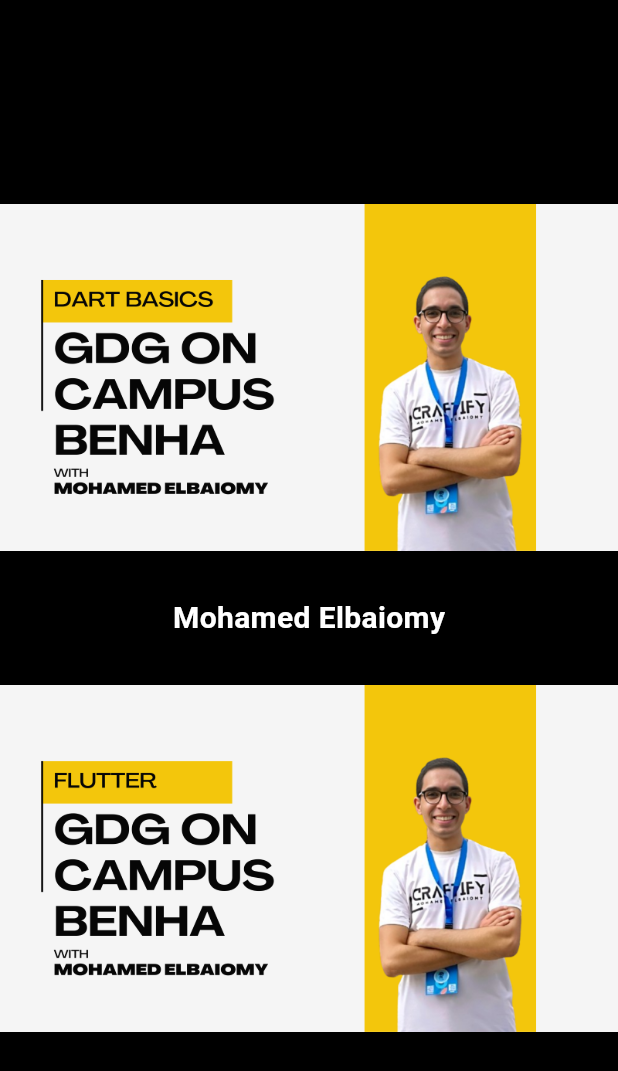
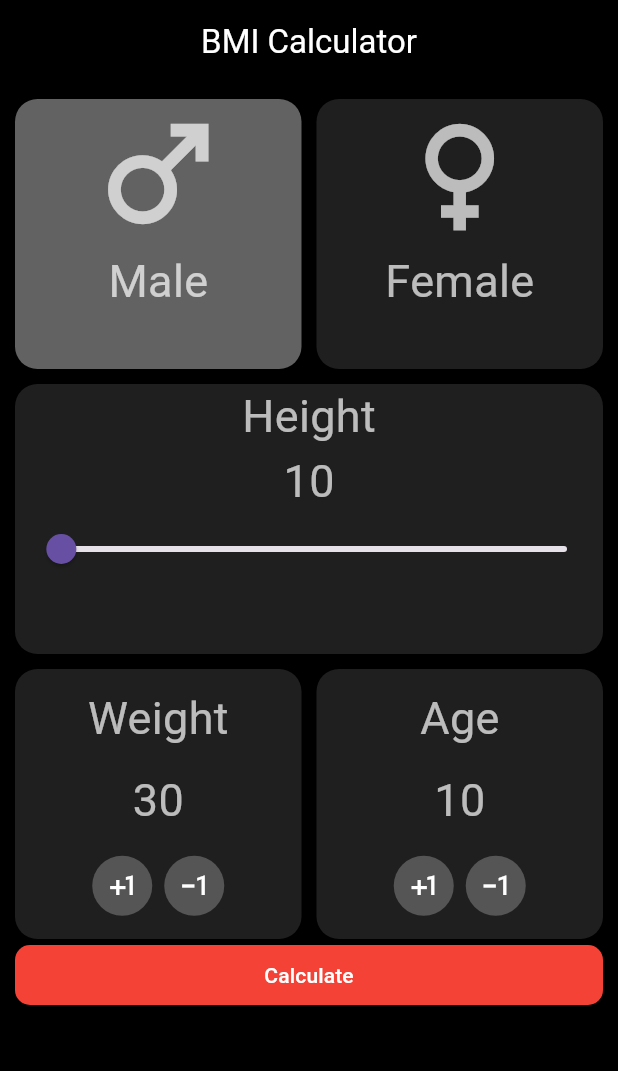
Before and after one commit to mohamedelbaiomy/awesome-flutter-apps, a Flutter app: the screen it shows after launch, on a phone screen of 412 x 824 dp. Shown: the top 1071 px of the screen. Run offline on Flutter 3.47's test engine with Material 3 defaults, Android fonts, the phone set to English and light mode, and no system bars; our stand-ins replace get.

Commit message:
add bmi calculator

```diff
--- /dev/null
+++ b/lib/home_screen.dart
@@ -0,0 +1,299 @@
+import 'dart:math';
+
+import 'package:bmi_body_mass_index_calculator/result_screen.dart';
+import 'package:flutter/material.dart';
+import 'package:get/get.dart';
+
+enum Gender {
+  male,
+  female,
+}
+
+class HomeScreen extends StatefulWidget {
+  const HomeScreen({super.key});
+
+  @override
+  State<HomeScreen> createState() => _HomeScreenState();
+}
+
+class _HomeScreenState extends State<HomeScreen> {
+  Gender person = Gender.male;
+  double height = 10;
+  int weight = 30;
+  int age = 10;
+  @override
+  Widget build(BuildContext context) {
+    return Scaffold(
+      backgroundColor: Colors.black,
+      appBar: AppBar(
+        backgroundColor: Colors.black,
+        title: const Text(
+          "BMI Calculator",
+          style: TextStyle(
+            color: Colors.white,
+          ),
+        ),
+        centerTitle: true,
+      ),
+      body: Center(
+        child: Padding(
+          padding: const EdgeInsets.all(10),
+          child: Column(
+            children: [
+              Row(
+                children: [
+                  Expanded(
+                    child: GestureDetector(
+                      onTap: () {
+                        setState(() {
+                          person = Gender.male;
+                        });
+                      },
+                      child: Container(
+                        height: 180,
+                        decoration: BoxDecoration(
+                          borderRadius: BorderRadius.circular(15),
+                          color: person == Gender.male
+                              ? Colors.white38
+                              : Colors.white12,
+                        ),
+                        child: const Column(
+                          children: [
+                            Icon(
+                              Icons.male,
+                              size: 100,
+                              color: Colors.white70,
+                            ),
+                            Text(
+                              "Male",
+                              style: TextStyle(
+                                color: Colors.white70,
+                                fontSize: 30,
+                              ),
+                            )
+                          ],
+                        ),
+                      ),
+                    ),
+                  ),
+                  const SizedBox(width: 10),
+                  Expanded(
+                    child: GestureDetector(
+                      onTap: () {
+                        setState(() {
+                          person = Gender.female;
+                        });
+                      },
+                      child: Container(
+                        height: 180,
+                        decoration: BoxDecoration(
+                          borderRadius: BorderRadius.circular(15),
+                          color: person == Gender.female
+                              ? Colors.white38
+                              : Colors.white12,
+                        ),
+                        child: const Column(
+                          children: [
+                            Icon(
+                              Icons.female,
+                              size: 100,
+                              color: Colors.white70,
+                            ),
+                            Text(
+                              "Female",
+                              style: TextStyle(
+                                color: Colors.white70,
+                                fontSize: 30,
+                              ),
+                            )
+                          ],
+                        ),
+                      ),
+                    ),
+                  ),
+                ],
+              ),
+              Container(
+                height: 180,
+                width: double.infinity,
+                margin: const EdgeInsets.only(top: 10, bottom: 10),
+                alignment: Alignment.center,
+                decoration: BoxDecoration(
+                  borderRadius: BorderRadius.circular(15),
+                  color: Colors.white12,
+                ),
+                child: Column(
+                  children: [
+                    const Text(
+                      "Height",
+                      style: TextStyle(
+                        color: Colors.white70,
+                        fontSize: 30,
+                      ),
+                    ),
+                    Text(
+                      "${height.toInt()}",
+                      style: const TextStyle(
+                        color: Colors.white70,
+                        fontSize: 30,
+                      ),
+                    ),
+                    Slider(
+                      value: height,
+                      min: 0,
+                      max: 500,
+                      onChanged: (value) {
+                        setState(() {
+                          height = value;
+                        });
+                      },
+                    ),
+                  ],
+                ),
+              ),
+              Row(
+                children: [
+                  Expanded(
+                    child: Container(
+                      height: 180,
+                      decoration: BoxDecoration(
+                        borderRadius: BorderRadius.circular(15),
+                        color: Colors.white12,
+                      ),
+                      child: Column(
+                        mainAxisAlignment: MainAxisAlignment.spaceEvenly,
+                        children: [
+                          const Text(
+                            "Weight",
+                            style: TextStyle(
+                              color: Colors.white70,
+                              fontSize: 30,
+                            ),
+                          ),
+                          Text(
+                            "$weight",
+                            style: const TextStyle(
+                              color: Colors.white70,
+                              fontSize: 30,
+                            ),
+                          ),
+                          Row(
+                            mainAxisAlignment: MainAxisAlignment.center,
+                            children: [
+                              IconButton(
+                                onPressed: () {
+                                  setState(() {
+                                    weight++;
+                                  });
+                                },
+                                style: IconButton.styleFrom(
+                                  backgroundColor: Colors.white24,
+                                  foregroundColor: Colors.white,
+                                ),
+                                icon: const Icon(Icons.plus_one),
+                              ),
+                              IconButton(
+                                onPressed: () {
+                                  setState(() {
+                                    weight--;
+                                  });
+                                },
+                                style: IconButton.styleFrom(
+                                  backgroundColor: Colors.white24,
+                                  foregroundColor: Colors.white,
+                                ),
+                                icon: const Icon(Icons.exposure_minus_1),
+                              ),
+                            ],
+                          ),
+                        ],
+                      ),
+                    ),
+                  ),
+                  const SizedBox(width: 10),
+                  Expanded(
+                    child: Container(
+                      height: 180,
+                      decoration: BoxDecoration(
+                        borderRadius: BorderRadius.circular(15),
+                        color: Colors.white12,
+                      ),
+                      child: Column(
+                        mainAxisAlignment: MainAxisAlignment.spaceEvenly,
+                        children: [
+                          const Text(
+                            "Age",
+                            style: TextStyle(
+                              color: Colors.white70,
+                              fontSize: 30,
+                            ),
+                          ),
+                          Text(
+                            "$age",
+                            style: const TextStyle(
+                              color: Colors.white70,
+                              fontSize: 30,
+                            ),
+                          ),
+                          Row(
+                            mainAxisAlignment: MainAxisAlignment.center,
+                            children: [
+                              IconButton(
+                                onPressed: () {
+                                  setState(() {
+                                    age++;
+                                  });
+                                },
+                                style: IconButton.styleFrom(
+                                  backgroundColor: Colors.white24,
+                                  foregroundColor: Colors.white,
+                                ),
+                                icon: const Icon(Icons.plus_one),
+                              ),
+                              IconButton(
+                                onPressed: () {
+                                  setState(() {
+                                    age--;
+                                  });
+                                },
+                                style: IconButton.styleFrom(
+                                  backgroundColor: Colors.white24,
+                                  foregroundColor: Colors.white,
+                                ),
+                                icon: const Icon(Icons.exposure_minus_1),
+                              ),
+                            ],
+                          ),
+                        ],
+                      ),
+                    ),
+                  ),
+                ],
+              ),
+              ElevatedButton(
+                onPressed: () {
+                  double result = weight / pow(height / 100, 2);
+                  Get.to(
+                    ResultScreen(result: result),
+                    transition: Transition.rightToLeftWithFade,
+                  );
+                },
+                style: ElevatedButton.styleFrom(
+                  backgroundColor: Colors.red,
+                  foregroundColor: Colors.white,
+                  shape: RoundedRectangleBorder(
+                    borderRadius: BorderRadius.circular(10),
+                  ),
+                  minimumSize: const Size(double.infinity, 40),
+                ),
+                child: const Text(
+                  "Calculate",
+                ),
+              ),
+            ],
+          ),
+        ),
+      ),
+    );
+  }
+}
--- a/lib/main.dart
+++ b/lib/main.dart
@@ -1,5 +1,6 @@
+import 'package:bmi_body_mass_index_calculator/home_screen.dart';
 import 'package:flutter/material.dart';
-import 'package:gdg_benha/home.dart';
+import 'package:get/get_navigation/src/root/get_material_app.dart';
 
 void main() {
   runApp(
@@ -12,10 +13,10 @@
 
   @override
   Widget build(BuildContext context) {
-    return MaterialApp(
-      title: 'GDG Benha',
+    return const GetMaterialApp(
       debugShowCheckedModeBanner: false,
-      home: Home(),
+      title: 'BMI Calculator',
+      home: HomeScreen(),
     );
   }
 }
```
Also changed, not shown: lib/result_screen.dart (added, +70 -0 lines), pubspec.yaml (+8 -5 lines), pubspec.lock, 24 other files.
